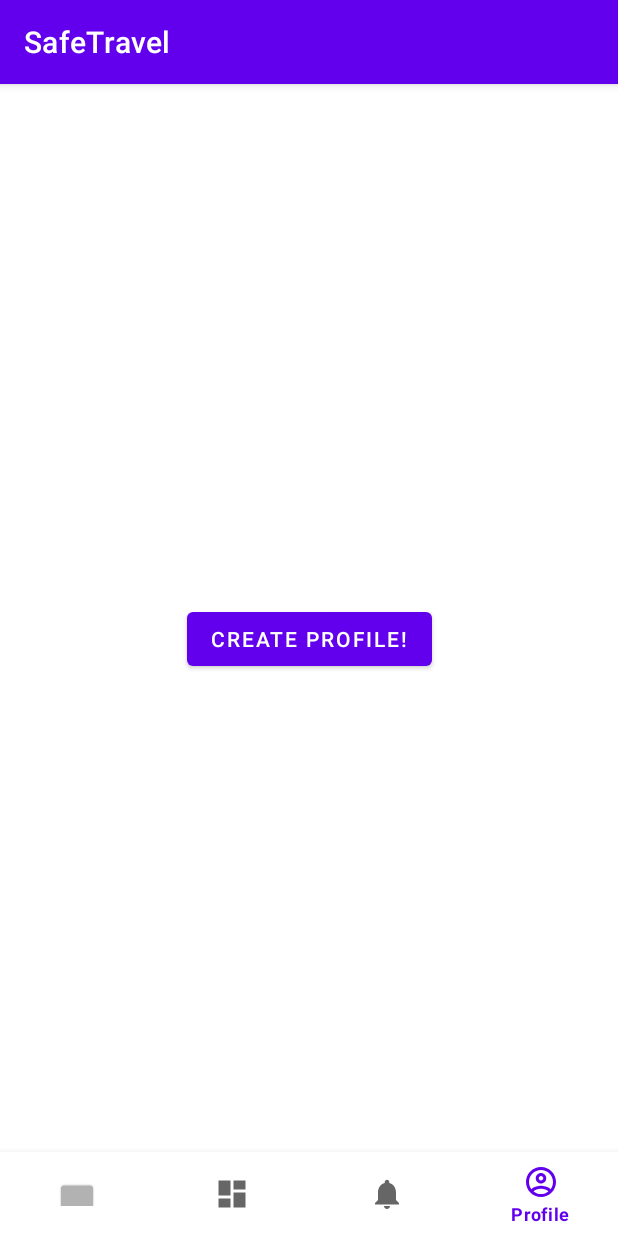
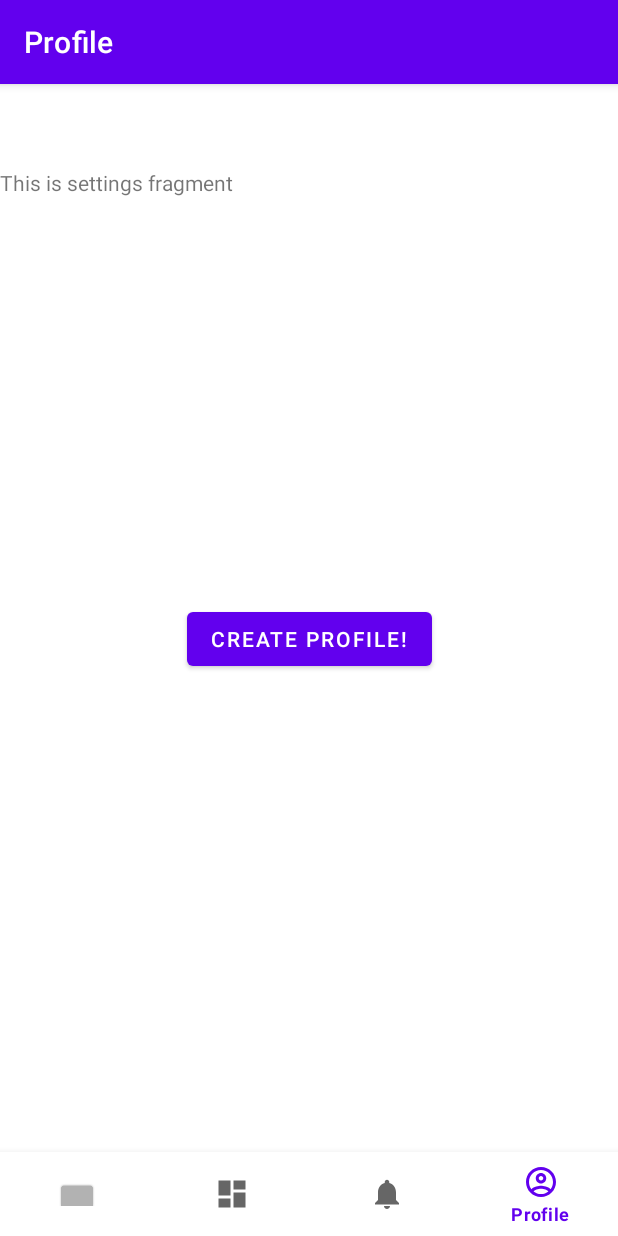
Before and after one commit to denisnzrvs/SafeTravel, an Android app: the screen it shows after launch (MainActivity), item 4 of the bottom bar chosen, on a phone screen of 412 x 824 dp. Run offline under Robolectric (Android 15) with nearby library versions, the phone set to English and light mode, and no system bars; our stand-ins replace navigation-ui.

Commit message:
Hotfix: Navigation and checkProfile()

```diff
--- a/app/src/main/java/com/example/safetravel/MainActivity.java
+++ b/app/src/main/java/com/example/safetravel/MainActivity.java
@@ -6,9 +6,14 @@ import android.widget.Button;
 import android.widget.Toast;
 import androidx.appcompat.app.AppCompatActivity;
 import androidx.fragment.app.FragmentManager;
+import androidx.navigation.NavController;
+import androidx.navigation.Navigation;
+import androidx.navigation.ui.AppBarConfiguration;
+import androidx.navigation.ui.NavigationUI;
 
 import com.example.safetravel.databinding.ActivityMainBinding;
 import com.example.safetravel.ui.home.HomeFragment;
+import com.google.android.material.bottomnavigation.BottomNavigationView;
 
 import java.io.File;
 
@@ -23,6 +28,16 @@ public class MainActivity extends AppCompatActivity {
         binding = ActivityMainBinding.inflate(getLayoutInflater());
         setContentView(binding.getRoot());
 
+        BottomNavigationView navView = findViewById(R.id.nav_view);
+        // Passing each menu ID as a set of Ids because each
+        // menu should be considered as top level destinations.
+        AppBarConfiguration appBarConfiguration = new AppBarConfiguration.Builder(
+                R.id.navigation_home, R.id.navigation_dashboard, R.id.navigation_notifications, R.id.navigation_settings)
+                .build();
+        NavController navController = Navigation.findNavController(this, R.id.nav_host_fragment_activity_main);
+        NavigationUI.setupActionBarWithNavController(this, navController, appBarConfiguration);
+        NavigationUI.setupWithNavController(binding.navView, navController);
+
         checkProfile();
     }
 
@@ -36,7 +51,6 @@ public class MainActivity extends AppCompatActivity {
         if (!profileJSON.exists()) {
             // Profile doesn't exist, show the button and hide the fragment container
             createProfile.setVisibility(View.VISIBLE);
-            fragmentContainer.setVisibility(View.GONE);
             Toast.makeText(this, "No profile found! Please, create a new one!", Toast.LENGTH_SHORT).show();
             //Navigate to CreateProfileActivity if profile doesn't exist.
             createProfile.setOnClickListener(new View.OnClickListener() {
@@ -48,7 +62,6 @@ public class MainActivity extends AppCompatActivity {
         } else {
             // Profile exists, hide the button and show the fragment container
             createProfile.setVisibility(View.GONE);
-            fragmentContainer.setVisibility(View.VISIBLE);
         }
     }
 }
```
